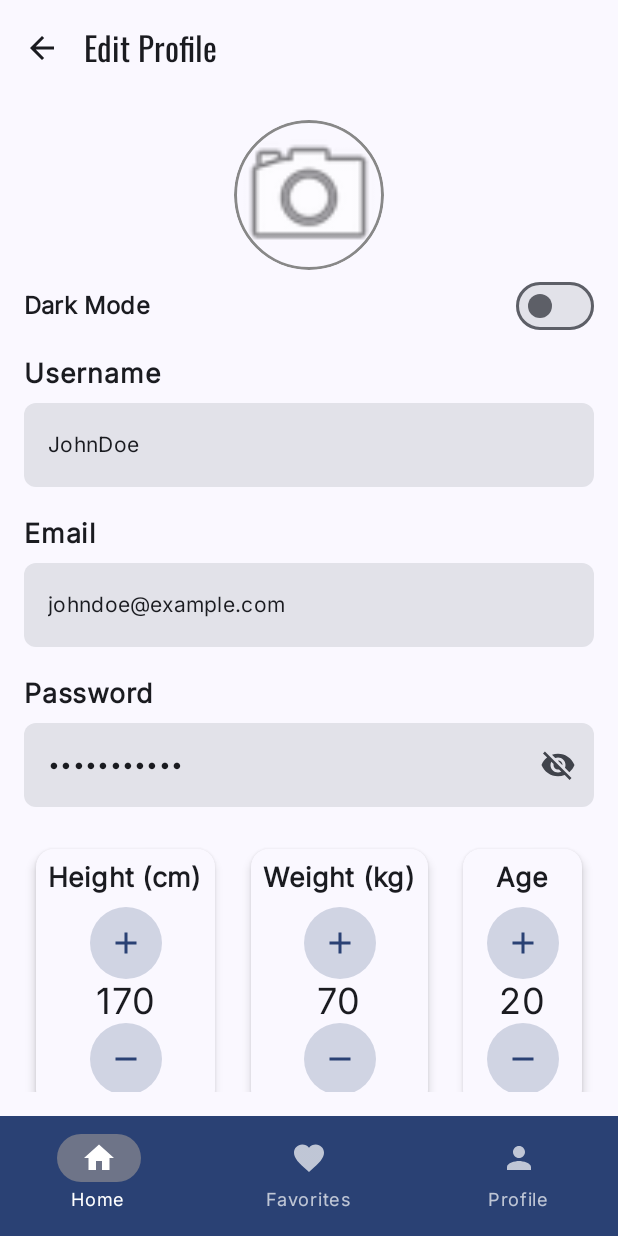
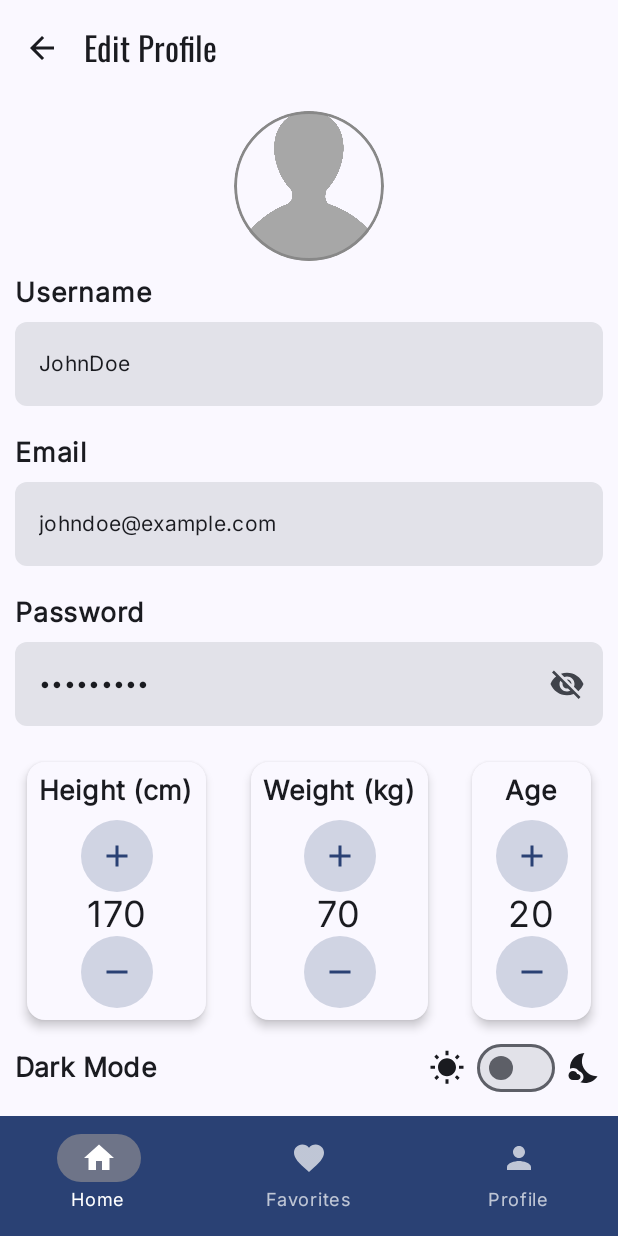
Before and after one commit to foivospro/DDMA, an Android app built with Jetpack Compose: the EditProfileScreen screen opened through its navigation route, on a phone screen of 412 x 824 dp. Run offline under Robolectric (Android 15) with nearby library versions, the phone set to English and light mode, and no system bars.

Commit message:
Fix TextField, Dark mode switch & add the opportunity to change the image BUT it is not yet completed (the option two select image from photo gallery)

```diff
--- a/app/src/main/java/com/example/gymappdemo/MainActivity.kt
+++ b/app/src/main/java/com/example/gymappdemo/MainActivity.kt
@@ -1,25 +1,38 @@
 package com.example.gymappdemo
 
+import android.content.res.Configuration
 import android.os.Bundle
 import androidx.activity.ComponentActivity
 import androidx.activity.compose.setContent
 import androidx.compose.foundation.layout.fillMaxSize
 import androidx.compose.material3.MaterialTheme
 import androidx.compose.material3.Surface
+import androidx.compose.runtime.getValue
+import androidx.compose.runtime.mutableStateOf
+import androidx.compose.runtime.setValue
 import androidx.compose.ui.Modifier
 import com.example.gymappdemo.Navigation.AppNavHost
 import com.example.gymappdemo.ui.theme.GymAppDemoTheme
 
 class MainActivity : ComponentActivity() {
+    private var isDarkMode by mutableStateOf(false)
+
     override fun onCreate(savedInstanceState: Bundle?) {
         super.onCreate(savedInstanceState)
+
+        // Check system theme preference and apply
+        isDarkMode = resources.configuration.uiMode and Configuration.UI_MODE_NIGHT_MASK == Configuration.UI_MODE_NIGHT_YES
+
         setContent {
-            GymAppDemoTheme {
+            GymAppDemoTheme(darkTheme = isDarkMode) { // Pass darkTheme state here
                 Surface(
                     modifier = Modifier.fillMaxSize(),
                     color = MaterialTheme.colorScheme.background
                 ) {
-                    AppNavHost()
+                    AppNavHost(
+                        isDarkMode = isDarkMode,
+                        onDarkModeToggle = { isDarkMode = it }
+                    )
                 }
             }
         }
--- a/app/src/main/java/com/example/gymappdemo/Navigation/AppNavGraph.kt
+++ b/app/src/main/java/com/example/gymappdemo/Navigation/AppNavGraph.kt
@@ -49,7 +49,10 @@ enum class GymAppScreen {
 }
 
 @Composable
-fun AppNavHost() {
+fun AppNavHost(
+    isDarkMode: Boolean,
+    onDarkModeToggle: (Boolean) -> Unit
+) {
     val navController = rememberNavController()
     Scaffold(
         bottomBar = { BottomNavigationBar(navController) }
@@ -99,6 +102,13 @@ fun AppNavHost() {
                     }
                 )
             }
+            composable(route = GymAppScreen.ProfileSettings.name) {
+                EditProfileScreen(
+                    isDarkMode = isDarkMode,
+                    onDarkModeToggle = onDarkModeToggle,  // Passing the callback here
+                    onBackPressed = { navController.navigateUp() }
+                )
+            }
         }
     }
 }
--- a/app/src/main/java/com/example/gymappdemo/ui/screens/ProfileSettings.kt
+++ b/app/src/main/java/com/example/gymappdemo/ui/screens/ProfileSettings.kt
@@ -1,5 +1,6 @@
 package com.example.gymappdemo.ui.screens
 
+import android.graphics.Bitmap
 import androidx.compose.foundation.layout.Column
 import androidx.compose.material3.ExperimentalMaterial3Api
 import androidx.compose.material3.Icon
@@ -19,6 +20,7 @@ import androidx.activity.compose.setContent
 import androidx.compose.foundation.Image
 import androidx.compose.foundation.background
 import androidx.compose.foundation.border
+import androidx.compose.foundation.clickable
 import androidx.compose.foundation.layout.*
 import androidx.compose.material.*
 import androidx.compose.ui.Alignment
@@ -45,14 +47,18 @@ import androidx.compose.foundation.text.BasicTextField
 import androidx.compose.foundation.verticalScroll
 import androidx.compose.material.icons.automirrored.filled.ArrowBack
 import androidx.compose.material.icons.filled.Add
+import androidx.compose.material.icons.filled.NightsStay
 import androidx.compose.material.icons.filled.Remove
 import androidx.compose.material.icons.filled.Visibility
 import androidx.compose.material.icons.filled.VisibilityOff
+import androidx.compose.material.icons.filled.WbSunny
+import androidx.compose.material3.AlertDialog
 import androidx.compose.material3.Button
 import androidx.compose.material3.Card
 import androidx.compose.material3.CardDefaults
 import androidx.compose.material3.MaterialTheme
 import androidx.compose.material3.Switch
+import androidx.compose.material3.TextButton
 import androidx.compose.material3.TextField
 import androidx.compose.material3.TextFieldDefaults
 import androidx.compose.runtime.getValue
@@ -60,8 +66,10 @@ import androidx.compose.runtime.mutableStateOf
 import androidx.compose.runtime.remember
 import androidx.compose.runtime.setValue
 import androidx.compose.ui.draw.clip
+import androidx.compose.ui.graphics.asImageBitmap
 import androidx.compose.ui.text.input.PasswordVisualTransformation
 import androidx.compose.ui.text.input.VisualTransformation
+import com.example.gymappdemo.R
 import com.example.gymappdemo.ui.theme.GymAppDemoTheme
 
 
@@ -70,7 +78,21 @@ import com.example.gymappdemo.ui.theme.GymAppDemoTheme
 fun EditProfileScreen(
     isDarkMode: Boolean,
     onDarkModeToggle: (Boolean) -> Unit,
-    onBackPressed: () -> Unit) {
+    onBackPressed: () -> Unit
+) {
+    // State variables for profile picture
+    var profilePicture by remember { mutableStateOf<Bitmap?>(null) }
+
+
+    // State variables for editable fields
+    var username by remember { mutableStateOf("JohnDoe") }
+    var email by remember { mutableStateOf("johndoe@example.com") }
+
+    // State variables for Age, Height, Weight
+    var age by remember { mutableStateOf(20) }
+    var height by remember { mutableStateOf(170) }
+    var weight by remember { mutableStateOf(70) }
+
     Scaffold(
         topBar = {
             TopAppBar(
@@ -87,75 +109,97 @@ fun EditProfileScreen(
             modifier = Modifier
                 .fillMaxSize()
                 .padding(padding)
-                .padding(16.dp)
+                .padding(10.dp)
                 .verticalScroll(rememberScrollState())
         ) {
-            // User Picture Placeholder (Optional)
+            // User Picture Placeholder
+            var showImageOptions by remember { mutableStateOf(false) }
             Box(
                 modifier = Modifier
                     .size(100.dp)
                     .align(Alignment.CenterHorizontally)
                     .clip(CircleShape)
                     .border(2.dp, Color.Gray, CircleShape)
+                    .clickable {
+                        // Show a dialog with options
+                        showImageOptions = true
+                    }
             ) {
-                Image(
-                    painter = painterResource(id = android.R.drawable.ic_menu_camera),
-                    contentDescription = "Profile Picture",
-                    modifier = Modifier.fillMaxSize()
-                )
+                if (profilePicture != null) {
+                    Image(
+                        bitmap = profilePicture!!.asImageBitmap(),
+                        contentDescription = "Profile Picture",
+                        modifier = Modifier.fillMaxSize()
+                    )
+                } else {
+                    Image(
+                        painter = painterResource(R.drawable.default_profile),
+                        contentDescription = "Default Profile Picture",
+                        modifier = Modifier.fillMaxSize()
+                    )
+                }
             }
 
-            // Dark Mode Switch
-            Row(
-                modifier = Modifier
-                    .fillMaxWidth(),
-
-                verticalAlignment = Alignment.CenterVertically,
-                horizontalArrangement = Arrangement.SpaceBetween
-            ) {
-                Text(
-                    text = "Dark Mode",
-                    style = MaterialTheme.typography.labelLarge,
-                    fontSize = 16.sp, // Set a specific font size for the label
-                    fontWeight = FontWeight.Bold // Make the label bolder
-                )
-                Switch(
-                    checked = isDarkMode,
-                    onCheckedChange = { onDarkModeToggle(it) }
+            if (showImageOptions) {
+                AlertDialog(
+                    onDismissRequest = { showImageOptions = false },
+                    title = { Text("Profile Picture Options") },
+                    text = { Text("What would you like to do?") },
+                    confirmButton = {
+                        TextButton(onClick = {
+                            // Logic to pick a new image
+                            pickImageFromGallery() // Create this function
+                            showImageOptions = false
+                        }) {
+                            Text("Change Picture")
+                        }
+                    },
+                    dismissButton = {
+                        TextButton(onClick = {
+                            // Logic to remove the image
+                            profilePicture = null
+                            showImageOptions = false
+                        }) {
+                            Text("Remove Picture")
+                        }
+                    }
                 )
             }
 
             // Editable Fields
-            // Username Field
             UserProfileField(
                 title = "Username",
-                value = "JohnDoe",
-                onValueChange = { /* Handle input */ }
+                value = username,
+                onValueChange = { username = it }
             )
 
-            // Email Field
             UserProfileField(
                 title = "Email",
-                value = "johndoe@example.com",
-                onValueChange = { /* Handle input */ }
+                value = email,
+                onValueChange = { email = it }
             )
 
-            // Password Field with Toggle Visibility
+            // Password Field with Validation
             var passwordVisible by remember { mutableStateOf(false) }
+
+            // State variables for editable fields
+            var password by remember { mutableStateOf("Password1") }
+            var passwordError by remember { mutableStateOf<String?>(null) }
+
             UserProfileField(
                 title = "Password",
-                value = "password123",
-                onValueChange = { /* Handle password input */ },
+                value = password,
+                onValueChange = { newPassword ->
+                    password = newPassword
+                    passwordError = validatePassword(newPassword) // Perform validation
+                },
                 isPassword = true,
                 isPasswordVisible = passwordVisible,
-                onPasswordToggle = { passwordVisible = !passwordVisible }
+                onPasswordToggle = { passwordVisible = !passwordVisible },
+                errorMessage = passwordError
             )
-            Spacer(modifier = Modifier.height(8.dp))
 
-            // Get Age, Height, Weight
-            var age by remember { mutableStateOf(20) }
-            var height by remember { mutableStateOf(170) }
-            var weight by remember { mutableStateOf(70) }
+            Spacer(modifier = Modifier.height(4.dp))
 
             // Row for Age, Height, Weight fields
             Row (
@@ -187,18 +231,71 @@ fun EditProfileScreen(
                 )
             }
 
+            Spacer(modifier = Modifier.width(8.dp))
+
+            // Dark Mode Switch
+            // Row with the icons
+            Row(
+                verticalAlignment = Alignment.CenterVertically,
+                modifier = Modifier.fillMaxWidth(),
+                horizontalArrangement = Arrangement.SpaceBetween
+            ) {
+                Text(
+                    text = "Dark Mode",
+                    style = MaterialTheme.typography.labelLarge,
+                    fontSize = 18.sp,
+                    fontWeight = FontWeight.Bold
+                )
+                Row(
+                    verticalAlignment = Alignment.CenterVertically
+                ) {
+                    // Sun icon for Light Mode
+                    Icon(
+                        imageVector = Icons.Filled.WbSunny,
+                        contentDescription = "Light Mode",
+                        modifier = Modifier
+                            .size(24.dp)
+                            .clickable { if (!isDarkMode) onDarkModeToggle(true) }
+                    )
+
+                    Spacer(modifier = Modifier.width(8.dp))
+
+                    // Switch to toggle between Light/Dark mode
+                    Switch(
+                        checked = isDarkMode,
+                        onCheckedChange = { onDarkModeToggle(it) }
+                    )
+
+                    Spacer(modifier = Modifier.width(8.dp))
+
+                    // Moon icon for Dark Mode
+                    Icon(
+                        imageVector = Icons.Filled.NightsStay,
+                        contentDescription = "Dark Mode",
+                        modifier = Modifier
+                            .size(24.dp)
+                            .clickable { if (isDarkMode) onDarkModeToggle(false) }
+                    )
+                }
+            }
+
             // Save Button
             Button(
                 onClick = { /* Save changes logic */ },
                 modifier = Modifier
                     .align(Alignment.CenterHorizontally)
                     .padding(top = 16.dp),
+                enabled = passwordError == null // Disable button if there is a password error
 
             ) {
                 Text("Save Changes")
             }
         }
     }
+}
+
+fun pickImageFromGallery() {
+   // pickImageLauncher.launch("image/*")
 }
 
 @Composable
@@ -208,7 +305,8 @@ fun UserProfileField(
     onValueChange: (String) -> Unit,
     isPassword: Boolean = false,
     isPasswordVisible: Boolean = false,
-    onPasswordToggle: (() -> Unit)? = null
+    onPasswordToggle: (() -> Unit)? = null,
+    errorMessage: String? = null
 ) {
     Row(
         modifier = Modifier
@@ -225,16 +323,10 @@ fun UserProfileField(
                 onValueChange = onValueChange,
                 isPassword = isPassword,
                 isPasswordVisible = isPasswordVisible,
-                onPasswordToggle = onPasswordToggle
+                onPasswordToggle = onPasswordToggle,
+                errorMessage = errorMessage
             )
         }
-
-        /*  .weight(1f)  Button(
-            onClick = { /* Change button logic */ },
-            modifier = Modifier.padding(start = 8.dp)
-        ) {
-            Text("Change")
-        }*/
     }
 }
 
@@ -247,20 +339,22 @@ fun EnhancedTextField(
     enabled: Boolean = true,
     isPassword: Boolean = false,
     isPasswordVisible: Boolean = false,
-    onPasswordToggle: (() -> Unit)? = null
+    onPasswordToggle: (() -> Unit)? = null,
+    errorMessage: String? = null
 ) {
     var passwordVisible by remember { mutableStateOf(isPasswordVisible) }
 
     Column(modifier = Modifier
         .fillMaxWidth()
         .padding(vertical = 8.dp)) {
+        // Title
         Text(
             text = title,
             style = MaterialTheme.typography.labelMedium,
-            fontSize = 18.sp, // Set a specific font size for the label
-            fontWeight = FontWeight.Bold // Make the label bolder
-            //modifier = Modifier.padding(bottom = 4.dp)
+            fontSize = 18.sp,
+            fontWeight = FontWeight.Bold
         )
+        // TextField
         TextField(
             value = value,
             onValueChange = onValueChange,
@@ -271,6 +365,7 @@ fun EnhancedTextField(
             singleLine = true,
             enabled = enabled,
             shape = RoundedCornerShape(8.dp),
+            isError = errorMessage != null,
             visualTransformation = if (isPassword && !passwordVisible) PasswordVisualTransformation() else VisualTransformation.None,
             trailingIcon = {
                 if (isPassword && onPasswordToggle != null) {
@@ -286,12 +381,37 @@ fun EnhancedTextField(
                 }
             },
             colors = TextFieldDefaults.textFieldColors(
-                disabledTextColor = MaterialTheme.colorScheme.onSurface,
-                disabledIndicatorColor = Color.Transparent,
-                focusedIndicatorColor = Color.Transparent,  // Hides the focused indicator line
-                unfocusedIndicatorColor = Color.Transparent, // Hides the unfocused indicator line
+                focusedIndicatorColor = if (errorMessage != null) Color.Red else Color.Transparent,
+                unfocusedIndicatorColor = if (errorMessage != null) Color.Red else Color.Transparent,
+                errorIndicatorColor = Color.Red
             )
         )
+        // Error Message
+        if (errorMessage != null) {
+            Text(
+                text = errorMessage,
+                color = Color.Red,
+                style = MaterialTheme.typography.bodySmall,
+                modifier = Modifier.padding(top = 4.dp)
+            )
+        }
+    }
+}
+
+
+// Validation Function
+fun validatePassword(password: String): String? {
+    val lengthValid = password.length >= 10
+    val capitalValid = password.any { it.isUpperCase() }
+    val numberValid = password.any { it.isDigit() }
+    val symbolValid = password.any { !it.isLetterOrDigit() }
+
+    return when {
+        !lengthValid -> "Password must be at least 10 characters long."
+        !capitalValid -> "Password must contain at least one uppercase letter."
+        !numberValid -> "Password must contain at least one number."
+        !symbolValid -> "Password must contain at least one special character."
+        else -> null // No errors
     }
 }
 
@@ -379,5 +499,6 @@ fun PreviewEditProfileScreen() {
             isDarkMode = false,
             onDarkModeToggle = {},
             onBackPressed = {})
+            //onImagePicked= {}) // Accept the callback here
     }
 }
```
Also changed, not shown: app/src/main/res/drawable/default_profile.png (added).
